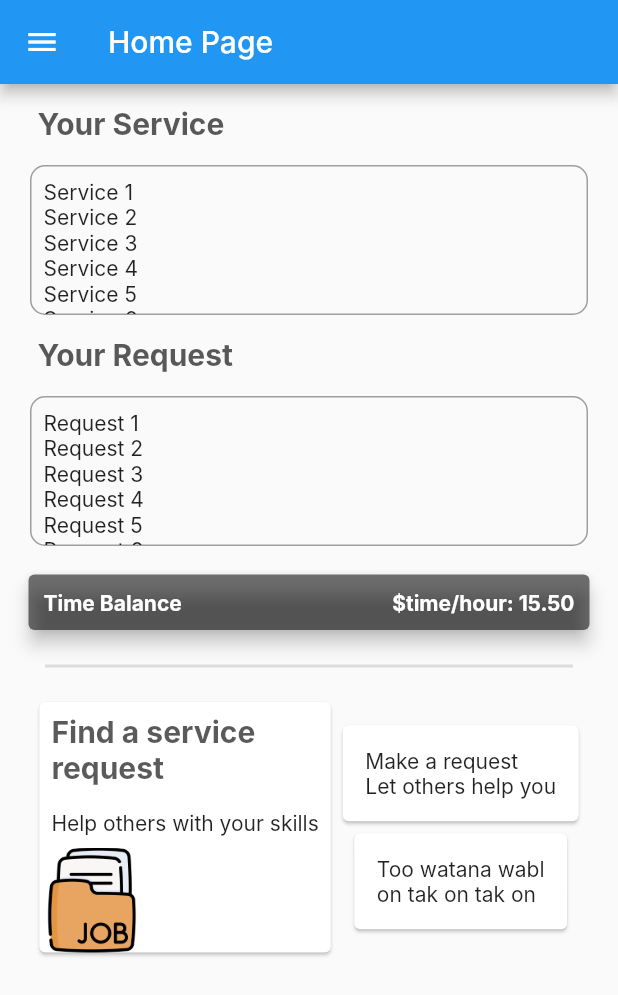
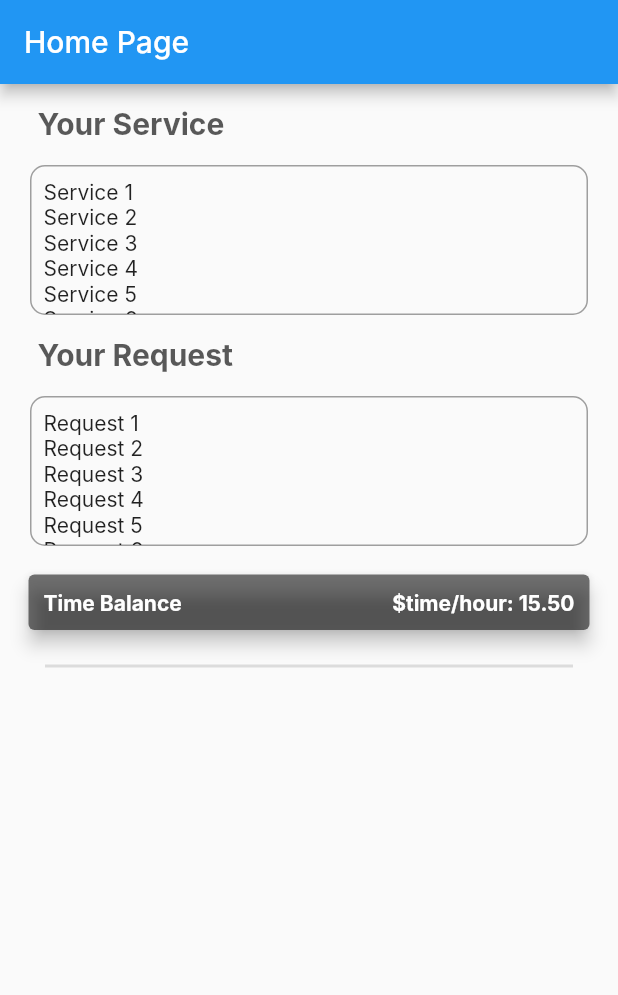
Before and after one commit to de-timebank/frontend, a Flutter app: the screen it shows after launch, on a phone screen of 412 x 824 dp. Shown: the top 995 px of the screen. Run offline on Flutter 3.47's test engine with Material 2 defaults, Android fonts, the phone set to English and light mode, and no system bars; Roboto replaces fonts that are missing (Inter).

Commit message:
transfer code from main to dashboard

```diff
--- /dev/null
+++ b/lib/dashboard.dart
@@ -0,0 +1,138 @@
+import 'package:flutter/material.dart';
+import 'customOngoingTask.dart';
+import 'customHeadline.dart';
+
+class DashBoard extends StatefulWidget {
+  DashBoard({Key? key}) : super(key: key);
+
+  @override
+  State<DashBoard> createState() => _DashBoardState();
+}
+
+class _DashBoardState extends State<DashBoard> {
+  List listService = [
+    'Service 1',
+    'Service 2',
+    'Service 3',
+    'Service 4',
+    'Service 5',
+    'Service 6',
+    'Service 8',
+  ];
+  List listRequest = [
+    'Request 1',
+    'Request 2',
+    'Request 3',
+    'Request 4',
+    'Request 5',
+    'Request 6',
+    'Request 8',
+  ];
+  @override
+  Widget build(BuildContext context) {
+    return Scaffold(
+      appBar: AppBar(
+        title: Text('Home Page'),
+      ),
+      body: Container(
+          child: Column(
+        crossAxisAlignment: CrossAxisAlignment.start,
+        children: [
+          CustomHeadline('Your Service'),
+          CustomOngoingTask(listService),
+          CustomHeadline('Your Request'),
+          CustomOngoingTask(listRequest),
+          Container(
+            padding: const EdgeInsets.fromLTRB(15, 15, 15, 0),
+            child: Card(
+                elevation: 5,
+                color: Colors.black54,
+                child: Row(
+                  mainAxisAlignment: MainAxisAlignment.spaceBetween,
+                  children: const [
+                    Padding(
+                      padding: EdgeInsets.all(10.0),
+                      child: Text(
+                        'Time Balance',
+                        style: TextStyle(
+                            fontWeight: FontWeight.bold, color: Colors.white),
+                      ),
+                    ),
+                    Padding(
+                      padding: EdgeInsets.all(10.0),
+                      child: Text('\$time/hour: 15.50',
+                          style: TextStyle(
+                              fontWeight: FontWeight.bold,
+                              color: Colors.white)),
+                    )
+                  ],
+                )),
+          ),
+          const Divider(
+              //horizontal line
+              height: 40,
+              thickness: 2,
+              indent: 30,
+              endIndent: 30),
+          // Row(
+          //   //crossAxisAlignment: CrossAxisAlignment.center,
+          //   mainAxisAlignment: MainAxisAlignment.center,
+          //   children: [
+          //     Column(children: [
+          //       Card(
+          //         child: InkWell(
+          //             onTap: () {},
+          //             child: Column(
+          //               crossAxisAlignment: CrossAxisAlignment.start,
+          //               children: [
+          //                 Padding(
+          //                   padding: const EdgeInsets.all(8.0),
+          //                   child: Text(
+          //                     'Find a service\nrequest',
+          //                     style: Theme.of(context).textTheme.headline1,
+          //                   ),
+          //                 ),
+          //                 //SizedBox(height: 10),
+          //                 Padding(
+          //                   padding: const EdgeInsets.all(8.0),
+          //                   child: Text('Help others with your skills'),
+          //                 ),
+          //                 //SizedBox(height: 10),
+          //                 Ink.image(
+          //                   image: AssetImage('asset/folder.png'),
+          //                   height: 70,
+          //                   width: 70,
+          //                 ),
+          //               ],
+          //             )),
+          //       ),
+          //     ]),
+          //     Column(
+          //       //mainAxisAlignment: MainAxisAlignment.center,
+          //       //crossAxisAlignment: CrossAxisAlignment.stretch,
+          //       children: [
+          //         Card(
+          //             child: InkWell(
+          //                 onTap: () {},
+          //                 child: Padding(
+          //                   padding: const EdgeInsets.all(15.0),
+          //                   child: Text('Make a request\nLet others help you'),
+          //                 ))),
+          //         //SizedBox(height: 25),
+          //         Card(
+          //             child: InkWell(
+          //           onTap: () {},
+          //           child: Padding(
+          //             padding: const EdgeInsets.all(15.0),
+          //             child: Text('Too watana wabl\non tak on tak on'),
+          //           ),
+          //         )),
+          //       ],
+          //     ),
+          //   ],
+          // )
+        ],
+      )),
+    );
+  }
+}
--- a/lib/main.dart
+++ b/lib/main.dart
@@ -1,9 +1,12 @@
 import 'package:flutter/material.dart';
+import 'package:testfyp/dashboard.dart';
+import 'package:testfyp/request.dart';
 //import 'package:google_fonts/google_fonts.dart';
 import 'customDrawer.dart';
 import 'customHeadline.dart';
 import 'customOngoingTask.dart';
 import 'service.dart';
+import 'profile.dart';
 
 void main() {
   runApp(const MyApp());
@@ -16,7 +19,7 @@ class MyApp extends StatelessWidget {
     return MaterialApp(
       title: 'Time Bank Blockchain',
       theme: ThemeData(
-          primarySwatch: Colors.blue,
+          // primarySwatch: Colors.blue,
           fontFamily: 'Inter',
           // textTheme: GoogleFonts.interTextTheme(
           //   Theme.of(context).textTheme,
@@ -43,6 +46,23 @@ class MyHomePage extends StatefulWidget {
 }
 
 class _MyHomePageState extends State<MyHomePage> {
+  int _selectedIndex = 0;
+  static List<Widget> _widgetOption = <Widget>[
+    //MyHomePage(),
+    //Das
+    DashBoard(),
+
+    ServicePage(),
+    RequestPage(),
+    ProfilePage()
+  ];
+
+  void _onItemTapped(int index) {
+    setState(() {
+      _selectedIndex = index;
+    });
+  }
+
   List listService = [
     'Service 1',
     'Service 2',
@@ -64,108 +84,125 @@ class _MyHomePageState extends State<MyHomePage> {
   @override
   Widget build(BuildContext context) {
     return Scaffold(
-        appBar: AppBar(
-          title: Text('Home Page'),
+        // appBar: AppBar(
+        //   title: Text('Home Page'),
+        // ),
+        bottomNavigationBar: BottomNavigationBar(
+          backgroundColor: Colors.blueAccent,
+          items: <BottomNavigationBarItem>[
+            BottomNavigationBarItem(icon: Icon(Icons.home), label: 'Home'),
+            BottomNavigationBarItem(
+                icon: Icon(Icons.request_page), label: 'Request'),
+            BottomNavigationBarItem(
+                icon: Icon(Icons.assignment), label: 'Services'),
+            BottomNavigationBarItem(
+                icon: Icon(Icons.account_box), label: 'Account')
+          ],
+          currentIndex: _selectedIndex,
+          onTap: _onItemTapped,
         ),
-        drawer: CustomDrawer(), //look at customDrawer.dart
-        body: Column(
-          crossAxisAlignment: CrossAxisAlignment.start,
-          children: [
-            CustomHeadline('Your Service'),
-            CustomOngoingTask(listService),
-            CustomHeadline('Your Request'),
-            CustomOngoingTask(listRequest),
-            Container(
-              padding: const EdgeInsets.fromLTRB(15, 15, 15, 0),
-              child: Card(
-                  elevation: 5,
-                  color: Colors.black54,
-                  child: Row(
-                    mainAxisAlignment: MainAxisAlignment.spaceBetween,
-                    children: const [
-                      Padding(
-                        padding: EdgeInsets.all(10.0),
-                        child: Text(
-                          'Time Balance',
-                          style: TextStyle(
-                              fontWeight: FontWeight.bold, color: Colors.white),
-                        ),
-                      ),
-                      Padding(
-                        padding: EdgeInsets.all(10.0),
-                        child: Text('\$time/hour: 15.50',
-                            style: TextStyle(
-                                fontWeight: FontWeight.bold,
-                                color: Colors.white)),
-                      )
-                    ],
-                  )),
-            ),
-            const Divider(
-                //horizontal line
-                height: 40,
-                thickness: 2,
-                indent: 30,
-                endIndent: 30),
-            Row(
-              //crossAxisAlignment: CrossAxisAlignment.center,
-              mainAxisAlignment: MainAxisAlignment.center,
-              children: [
-                Column(children: [
-                  Card(
-                    child: InkWell(
-                        onTap: () {},
-                        child: Column(
-                          crossAxisAlignment: CrossAxisAlignment.start,
-                          children: [
-                            Padding(
-                              padding: const EdgeInsets.all(8.0),
-                              child: Text(
-                                'Find a service\nrequest',
-                                style: Theme.of(context).textTheme.headline1,
-                              ),
-                            ),
-                            //SizedBox(height: 10),
-                            Padding(
-                              padding: const EdgeInsets.all(8.0),
-                              child: Text('Help others with your skills'),
-                            ),
-                            //SizedBox(height: 10),
-                            Ink.image(
-                              image: AssetImage('asset/folder.png'),
-                              height: 70,
-                              width: 70,
-                            ),
-                          ],
-                        )),
-                  ),
-                ]),
-                Column(
-                  //mainAxisAlignment: MainAxisAlignment.center,
-                  //crossAxisAlignment: CrossAxisAlignment.stretch,
-                  children: [
-                    Card(
-                        child: InkWell(
-                            onTap: () {},
-                            child: Padding(
-                              padding: const EdgeInsets.all(15.0),
-                              child:
-                                  Text('Make a request\nLet others help you'),
-                            ))),
-                    //SizedBox(height: 25),
-                    Card(
-                        child: InkWell(
-                      onTap: () {},
-                      child: Padding(
-                        padding: const EdgeInsets.all(15.0),
-                        child: Text('Too watana wabl\non tak on tak on'),
-                      ),
-                    )),
-                  ],
-                ),
-              ],
-            )
-          ],
-        ));
+        //drawer: CustomDrawer(), //look at customDrawer.dart
+        body: Container(
+          child: _widgetOption.elementAt(_selectedIndex),
+        )
+        //Column(
+        //   crossAxisAlignment: CrossAxisAlignment.start,
+        //   children: [
+        //     CustomHeadline('Your Service'),
+        //     CustomOngoingTask(listService),
+        //     CustomHeadline('Your Request'),
+        //     CustomOngoingTask(listRequest),
+        //     Container(
+        //       padding: const EdgeInsets.fromLTRB(15, 15, 15, 0),
+        //       child: Card(
+        //           elevation: 5,
+        //           color: Colors.black54,
+        //           child: Row(
+        //             mainAxisAlignment: MainAxisAlignment.spaceBetween,
+        //             children: const [
+        //               Padding(
+        //                 padding: EdgeInsets.all(10.0),
+        //                 child: Text(
+        //                   'Time Balance',
+        //                   style: TextStyle(
+        //                       fontWeight: FontWeight.bold, color: Colors.white),
+        //                 ),
+        //               ),
+        //               Padding(
+        //                 padding: EdgeInsets.all(10.0),
+        //                 child: Text('\$time/hour: 15.50',
+        //                     style: TextStyle(
+        //                         fontWeight: FontWeight.bold,
+        //                         color: Colors.white)),
+        //               )
+        //             ],
+        //           )),
+        //     ),
+        //     const Divider(
+        //         //horizontal line
+        //         height: 40,
+        //         thickness: 2,
+        //         indent: 30,
+        //         endIndent: 30),
+        //     // Row(
+        //     //   //crossAxisAlignment: CrossAxisAlignment.center,
+        //     //   mainAxisAlignment: MainAxisAlignment.center,
+        //     //   children: [
+        //     //     Column(children: [
+        //     //       Card(
+        //     //         child: InkWell(
+        //     //             onTap: () {},
+        //     //             child: Column(
+        //     //               crossAxisAlignment: CrossAxisAlignment.start,
+        //     //               children: [
+        //     //                 Padding(
+        //     //                   padding: const EdgeInsets.all(8.0),
+        //     //                   child: Text(
+        //     //                     'Find a service\nrequest',
+        //     //                     style: Theme.of(context).textTheme.headline1,
+        //     //                   ),
+        //     //                 ),
+        //     //                 //SizedBox(height: 10),
+        //     //                 Padding(
+        //     //                   padding: const EdgeInsets.all(8.0),
+        //     //                   child: Text('Help others with your skills'),
+        //     //                 ),
+        //     //                 //SizedBox(height: 10),
+        //     //                 Ink.image(
+        //     //                   image: AssetImage('asset/folder.png'),
+        //     //                   height: 70,
+        //     //                   width: 70,
+        //     //                 ),
+        //     //               ],
+        //     //             )),
+        //     //       ),
+        //     //     ]),
+        //     //     Column(
+        //     //       //mainAxisAlignment: MainAxisAlignment.center,
+        //     //       //crossAxisAlignment: CrossAxisAlignment.stretch,
+        //     //       children: [
+        //     //         Card(
+        //     //             child: InkWell(
+        //     //                 onTap: () {},
+        //     //                 child: Padding(
+        //     //                   padding: const EdgeInsets.all(15.0),
+        //     //                   child: Text('Make a request\nLet others help you'),
+        //     //                 ))),
+        //     //         //SizedBox(height: 25),
+        //     //         Card(
+        //     //             child: InkWell(
+        //     //           onTap: () {},
+        //     //           child: Padding(
+        //     //             padding: const EdgeInsets.all(15.0),
+        //     //             child: Text('Too watana wabl\non tak on tak on'),
+        //     //           ),
+        //     //         )),
+        //     //       ],
+        //     //     ),
+        //     //   ],
+        //     // )
+        //   ],
+        // ),
+        );
   }
 }
```
